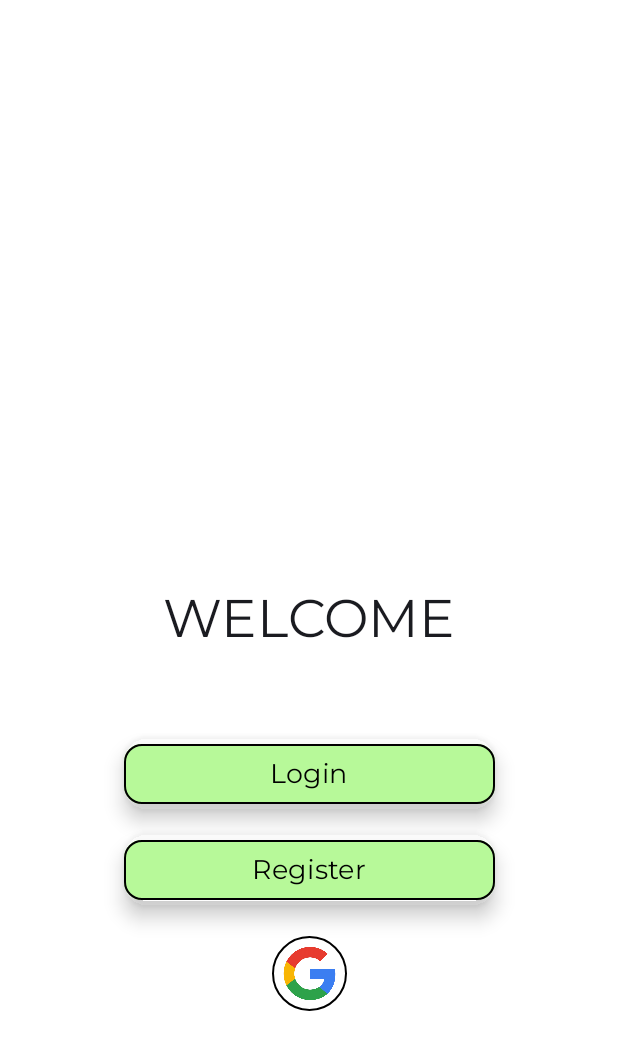
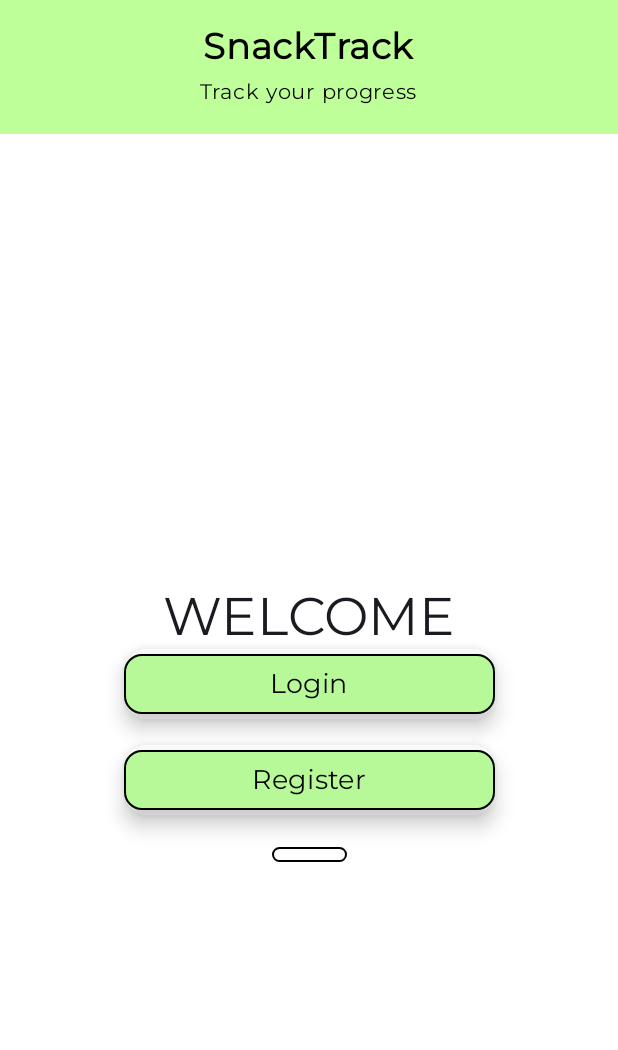
Before and after one commit to macp3/SnackTrackMobile, an Android app built with Jetpack Compose: the screen it shows after launch (MainActivity), on a phone screen of 412 x 824 dp. Shown: the top 1050 px of the screen. Run offline under Robolectric (Android 15) with nearby library versions, the phone set to English and light mode, and no system bars.

Commit message:
Fixed StartView

```diff
--- a/app/src/main/java/study/snacktrackmobile/ui/views/StartView.kt
+++ b/app/src/main/java/study/snacktrackmobile/ui/views/StartView.kt
@@ -3,6 +3,7 @@ package study.snacktrackmobile.ui.views
 import androidx.compose.foundation.BorderStroke
 import androidx.compose.foundation.Image
 import androidx.compose.foundation.layout.*
+import androidx.compose.foundation.layout.Arrangement
 import androidx.compose.foundation.shape.CircleShape
 import androidx.compose.material3.*
 import androidx.compose.runtime.Composable
@@ -30,21 +31,29 @@ val montserratFont = FontFamily(
 
 @Composable
 fun StartView(navController: NavController) {
-    Surface(modifier = Modifier.fillMaxSize(), color = Color.White) {
-        Box(modifier = Modifier.fillMaxSize(), contentAlignment = Alignment.Center) {
+    Surface(color = Color.White) {
+        Column(
+            modifier = Modifier
+                .fillMaxSize(),
+            verticalArrangement = Arrangement.SpaceBetween,
+            horizontalAlignment = Alignment.CenterHorizontally
+        ) {
+            // TopBar
+            SnackTrackTopBar()
+
+            Spacer(modifier = Modifier.height(300.dp))
+            // Środkowy tekst
             Text(
                 text = "WELCOME",
                 fontSize = 35.sp,
                 fontFamily = montserratFont
             )
-        }
 
-        Box(modifier = Modifier.fillMaxSize()) {
+            // Dolne przyciski
             Column(
                 modifier = Modifier
                     .fillMaxWidth()
-                    .align(Alignment.BottomCenter)
-                    .padding(bottom = 150.dp),
+                    .padding(bottom = 250.dp),
                 horizontalAlignment = Alignment.CenterHorizontally
             ) {
                 DisplayButton(text = "Login", onClick = {
```
